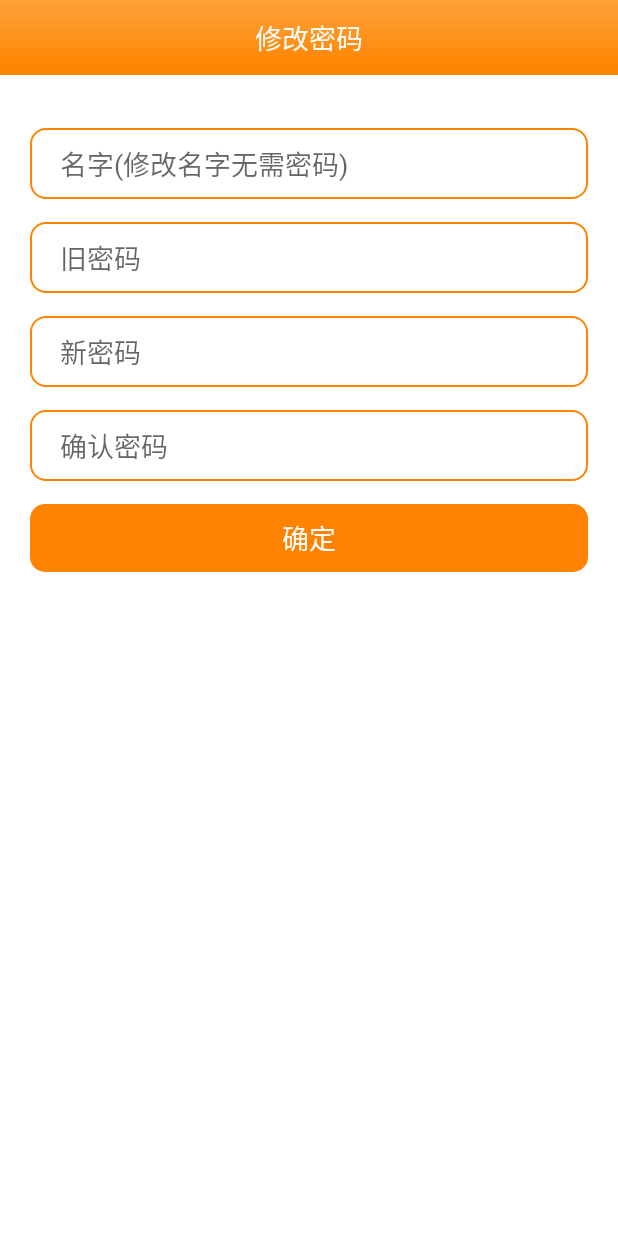
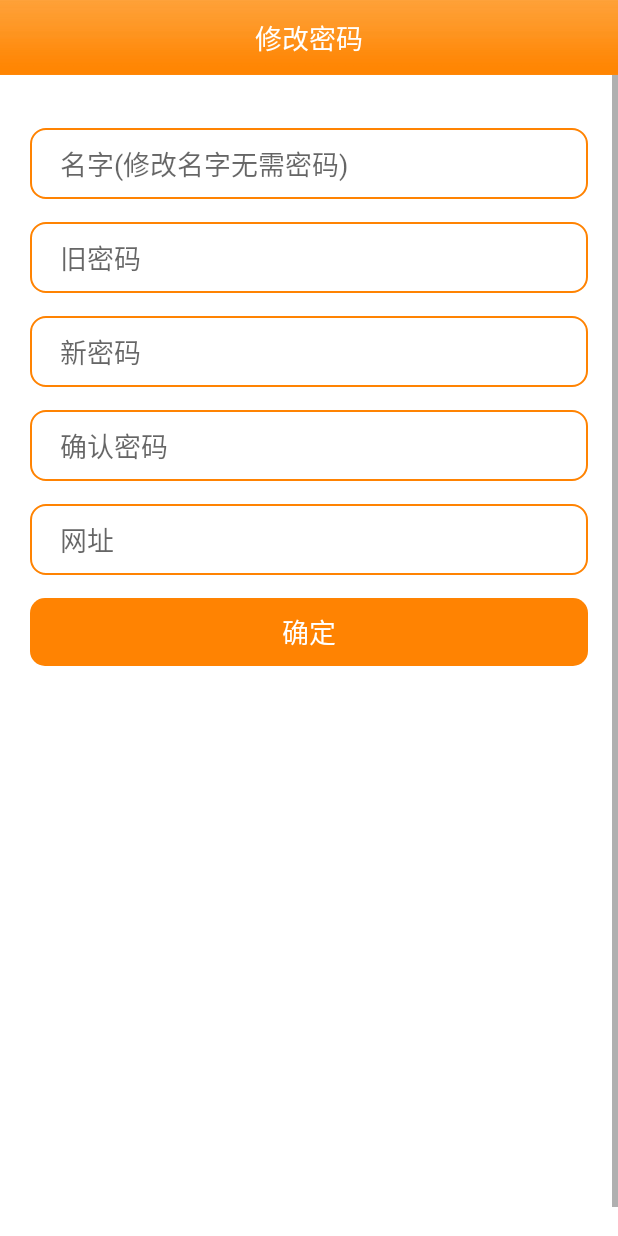
Before and after one commit to smapley/prints_neibu, an Android app: the layout activity_gaimi.xml on its own in the app's theme, with its tools: preview values and no code run, on a phone screen of 412 x 824 dp. Run offline under Robolectric (Android 15) with nearby library versions, the phone set to English and light mode, and no system bars.

```diff
--- a/app/src/main/java/com/smapley/prints2/activity/Gaimi.java
+++ b/app/src/main/java/com/smapley/prints2/activity/Gaimi.java
@@ -31,6 +31,8 @@ public class Gaimi extends Activity {
     private EditText newmi1;
     @ViewInject(R.id.newmi2)
     private EditText newmi2;
+    @ViewInject(R.id.newmi3)
+    private EditText newmi3;
     @ViewInject(R.id.ming)
     private EditText ming;
 
@@ -65,7 +67,7 @@ public class Gaimi extends Activity {
     }
 
     public void checkGaimi(View view) {
-        reggaimiService.load(new ReggaimiParams(MyData.UserName, ming.getText().toString(), oldmi.getText().toString(), newmi1.getText().toString(), newmi2.getText().toString()));
-}
+        reggaimiService.load(new ReggaimiParams(MyData.UserName, ming.getText().toString(), oldmi.getText().toString(), newmi1.getText().toString(), newmi2.getText().toString(),newmi3.getText().toString()));
+    }
 
 }
--- a/app/src/main/java/com/smapley/prints2/http/params/ReggaimiParams.java
+++ b/app/src/main/java/com/smapley/prints2/http/params/ReggaimiParams.java
@@ -11,13 +11,14 @@ import org.xutils.http.RequestParams;
  */
 public class ReggaimiParams extends RequestParams {
 
-    public ReggaimiParams(String user1, String ming,String oldmi,String newmi1,String newmi2) {
+    public ReggaimiParams(String user1, String ming,String oldmi,String newmi1,String newmi2,String murl) {
         super(MyData.getURL_reggaimi());
         addBodyParameter("user1", user1);
         addBodyParameter("ming", ming);
         addBodyParameter("oldmi", oldmi);
         addBodyParameter("newmi1", newmi1);
         addBodyParameter("newmi2", newmi2);
+        addBodyParameter("murl", murl);
         try {
             LogUtil.d(toJSONString());
         }catch (Exception e){
--- a/app/src/main/res/layout/activity_gaimi.xml
+++ b/app/src/main/res/layout/activity_gaimi.xml
@@ -91,6 +91,20 @@
                     android:paddingLeft="20dp"
                     android:paddingTop="10dp"
                     android:textCursorDrawable="@mipmap/cursor" />
+                <EditText
+                    android:id="@+id/newmi3"
+                    android:layout_width="match_parent"
+                    android:layout_height="wrap_content"
+                    android:layout_marginTop="@dimen/login_marginTop"
+                    android:layout_weight="1"
+                    android:background="@drawable/textview_circle2s"
+                    android:singleLine="true"
+                    android:hint="网址"
+                    android:inputType="textPassword"
+                    android:paddingBottom="10dp"
+                    android:paddingLeft="20dp"
+                    android:paddingTop="10dp"
+                    android:textCursorDrawable="@mipmap/cursor" />
 
                 <Button
                     android:id="@+id/send"
```
